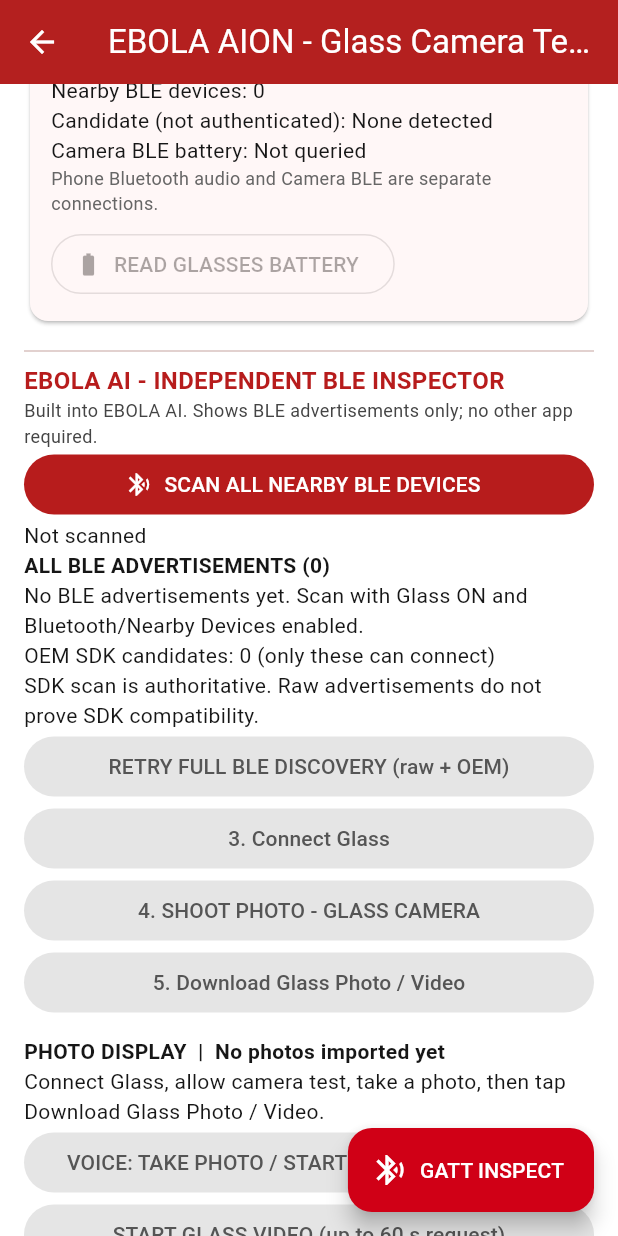
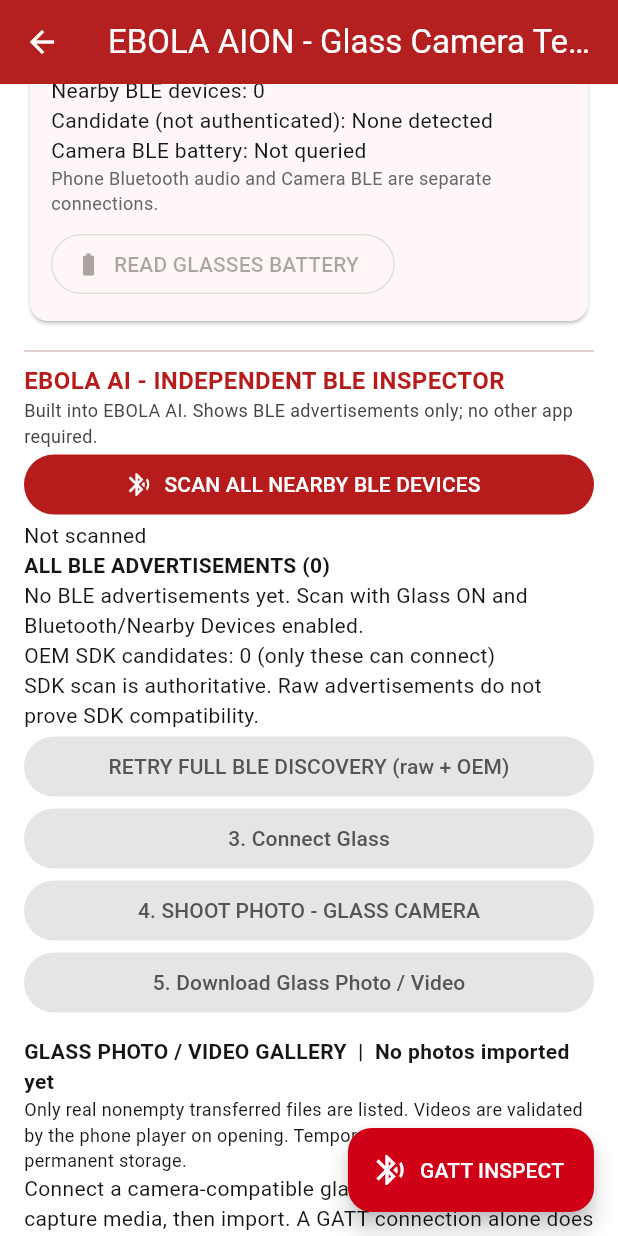
Before and after one commit to GODGPTAI/ebola-aion-companion, a Flutter app: the EbolaAionCameraProbe screen opened directly, scrolled down 576 dp, on a phone screen of 412 x 824 dp. Run offline on Flutter 3.47's test engine with Material 3 defaults, Android fonts, the phone set to English and light mode, and no system bars; our stand-ins replace flutter_blue_plus, permission_handler, speech_to_text, video_player, webview_flutter; missing offline and left inert: moyoung_glasses_ble_plugin.

Commit message:
V03 Pro one-tap connect camera video gallery

```diff
--- a/lib/ebola_aion_camera_probe.dart
+++ b/lib/ebola_aion_camera_probe.dart
@@ -1,4 +1,5 @@
 import 'ebola_gatt_inspector.dart';
+import 'ebola_media_preview.dart'; // EBOLA_CAMERA_MEDIA_V1
 import 'package:flutter/services.dart';
 import 'package:flutter_blue_plus/flutter_blue_plus.dart';
 import 'package:speech_to_text/speech_to_text.dart';
@@ -49,6 +50,7 @@ class _EbolaAionCameraProbeState extends State<EbolaAionCameraProbe> with Widget
   bool _cameraConsent = false;
   // Imported photos remain local to the phone; no server upload.
   final List<File> _importedPhotos = <File>[];
+  final List<File> _importedVideos = <File>[];
   String _mediaStatus = 'No photos imported yet';
   // EBOLA_V03_VOICE_VIDEO_V1: local UI state, NOT device capture acknowledgement.
   final SpeechToText _speech = SpeechToText();
@@ -637,26 +639,35 @@ class _EbolaAionCameraProbeState extends State<EbolaAionCameraProbe> with Widget
             .cast<File>()
             .toList();
         final photos = <File>[];
+        final videos = <File>[];
         for (final file in files) {
           final lower = file.path.toLowerCase();
-          if (!(lower.endsWith('.jpg') || lower.endsWith('.jpeg') ||
-              lower.endsWith('.png') || lower.endsWith('.webp'))) continue;
+          final photo = lower.endsWith('.jpg') || lower.endsWith('.jpeg') ||
+              lower.endsWith('.png') || lower.endsWith('.webp');
+          final video = lower.endsWith('.mp4') || lower.endsWith('.mov') ||
+              lower.endsWith('.m4v') || lower.endsWith('.3gp');
+          if (!photo && !video) continue;
           if (await file.length() == 0) continue;
-          photos.add(file);
+          if (photo) photos.add(file);
+          if (video) videos.add(file);
         }
         photos.sort((a, b) => b.statSync().modified.compareTo(a.statSync().modified));
+        videos.sort((a, b) => b.statSync().modified.compareTo(a.statSync().modified));
         if (mounted) {
           setState(() {
             _importedPhotos
               ..clear()
               ..addAll(photos);
-            _mediaStatus = photos.isEmpty
-                ? 'Transfer finished; no nonempty photo files found'
-                : '${photos.length} photo(s) imported to this phone';
+            _importedVideos
+              ..clear()
+              ..addAll(videos);
+            _mediaStatus = photos.isEmpty && videos.isEmpty
+                ? 'Transfer finished; no nonempty supported photo/video files found'
+                : '${photos.length} photo(s), ${videos.length} video(s) found in local app cache';
           });
         }
-        _log('LOCAL PHOTO FILES VERIFIED: ${photos.length}');
-        _log('Media stays in private temporary app storage; no upload performed');
+        _log('LOCAL MEDIA FILES PRESENT: photos=${photos.length}, videos=${videos.length}; decoding not yet guaranteed');
+        _log('Media remains in temporary app storage and may be deleted by Android; no upload performed');
       } catch (error) {
         _log('Media import failure: $error');
         rethrow;
@@ -804,24 +815,36 @@ class _EbolaAionCameraProbeState extends State<EbolaAionCameraProbe> with Widget
         FilledButton(onPressed: _busy || !_connected || !_cameraConsent ? null : _importMedia,
           child: const Text('5. Download Glass Photo / Video')),
         const SizedBox(height: 12),
-        Text('PHOTO DISPLAY  |  $_mediaStatus',
+        Text('GLASS PHOTO / VIDEO GALLERY  |  $_mediaStatus',
           style: const TextStyle(color: Color(0xFF161616), fontWeight: FontWeight.bold)),
-        if (_importedPhotos.isEmpty)
-          const Text('Connect Glass, allow camera test, take a photo, then tap Download Glass Photo / Video.'),
-        for (final photo in _importedPhotos.take(10))
-          Padding(
-            padding: const EdgeInsets.symmetric(vertical: 8),
-            child: Image.file(photo, height: 240, fit: BoxFit.contain,
-              errorBuilder: (context, error, stackTrace) =>
-                const Text('Downloaded file cannot be decoded as an image')),
-          ),
+        const Text('Only real nonempty transferred files are listed. Videos are validated by the phone player on opening. Temporary app cache is not permanent storage.',
+          style: TextStyle(fontSize: 12)),
+        if (_importedPhotos.isEmpty && _importedVideos.isEmpty)
+          const Text('Connect a camera-compatible glass, grant consent, capture media, then import. A GATT connection alone does not enable OEM camera commands.'),
+        for (final photo in _importedPhotos.take(20))
+          Card(child: ListTile(
+            leading: const Icon(Icons.photo),
+            title: Text(photo.uri.pathSegments.last),
+            subtitle: const Text('Local photo · tap to preview'),
+            onTap: () => Navigator.of(context).push(MaterialPageRoute<void>(
+              builder: (_) => EbolaMediaPreview(file: photo, isVideo: false))),
+          )),
+        for (final video in _importedVideos.take(20))
+          Card(child: ListTile(
+            leading: const Icon(Icons.videocam),
+            title: Text(video.uri.pathSegments.last),
+            subtitle: const Text('Local video · tap to play'),
+            onTap: () => Navigator.of(context).push(MaterialPageRoute<void>(
+              builder: (_) => EbolaMediaPreview(file: video, isVideo: true))),
+          )),
         FilledButton(onPressed: _busy || !_connected || !_cameraConsent ? null : _voiceCommand,
           child: Text(_voiceListening ? 'VOICE LISTENING...' : 'VOICE: TAKE PHOTO / START VIDEO / STOP VIDEO')),
-        FilledButton(onPressed: _busy || !_connected || !_cameraConsent ? null : _startGlassVideo,
+        FilledButton(onPressed: _busy || !_connected || !_cameraConsent || _videoCommandSent ? null : _startGlassVideo,
           child: const Text('START GLASS VIDEO (up to 60 s request)')),
-        FilledButton(onPressed: _busy || !_connected || !_cameraConsent ? null : _stopGlassVideo,
+        FilledButton(onPressed: _busy || !_connected || !_cameraConsent || !_videoCommandSent ? null : _stopGlassVideo,
           child: const Text('STOP GLASS VIDEO')),        const SizedBox(height: 12),
-        const Text('Voice/photo/video are device commands, not proof of capture. Production Vault upload NOT ENABLED. LED is firmware controlled.'),
+        Text(_videoCommandSent ? 'Video START requested; firmware recording not yet confirmed' : 'Video command inactive'),
+        const Text('Voice/photo/video are OEM device commands, not proof of capture. GATT-only connections do not enable OEM camera support. Production Vault upload NOT ENABLED. LED is firmware controlled.'),
         const Divider(),
         const Text('Device diagnostics', style: TextStyle(fontWeight: FontWeight.bold)),
         for (final event in _events) SelectableText(event, style: const TextStyle(fontSize: 12)),
--- a/pubspec.yaml
+++ b/pubspec.yaml
@@ -19,6 +19,7 @@ dependencies:
   flutter_blue_plus: ^1.35.5
   speech_to_text: ^7.5.0
   permission_handler: ^11.3.1
+  video_player: 2.9.2 # local imported glass video preview
 
 dev_dependencies:
   flutter_test:
```
Also changed, not shown: lib/ebola_gatt_inspector.dart (+81 -3 lines), lib/ebola_media_preview.dart (added, +81 -0 lines).
